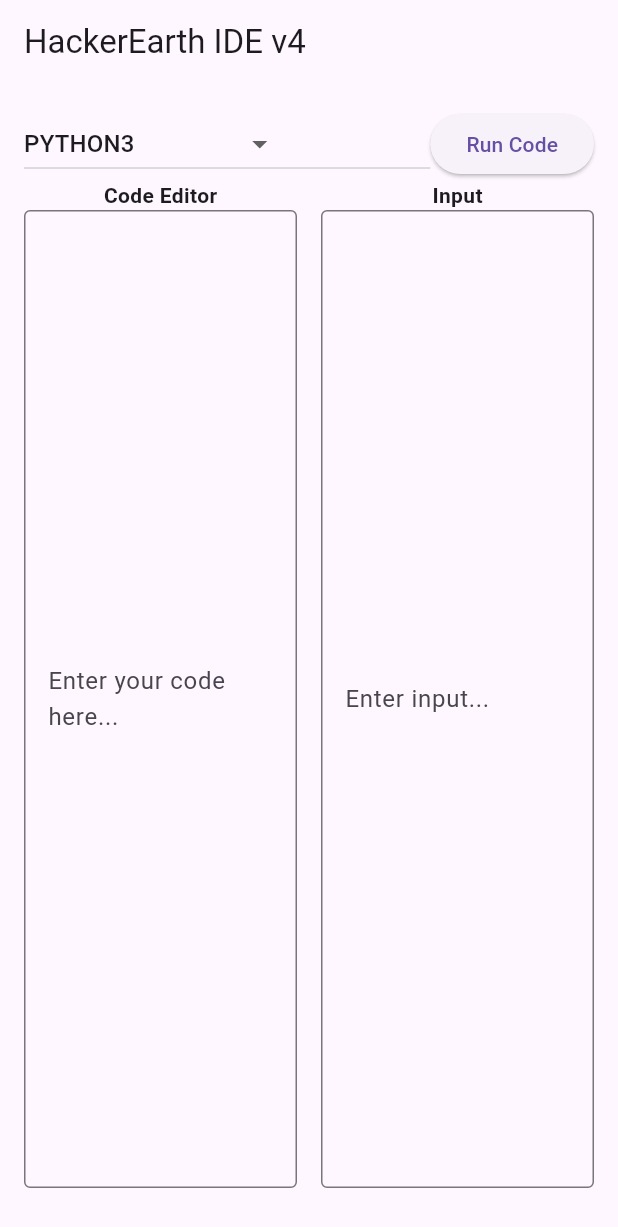
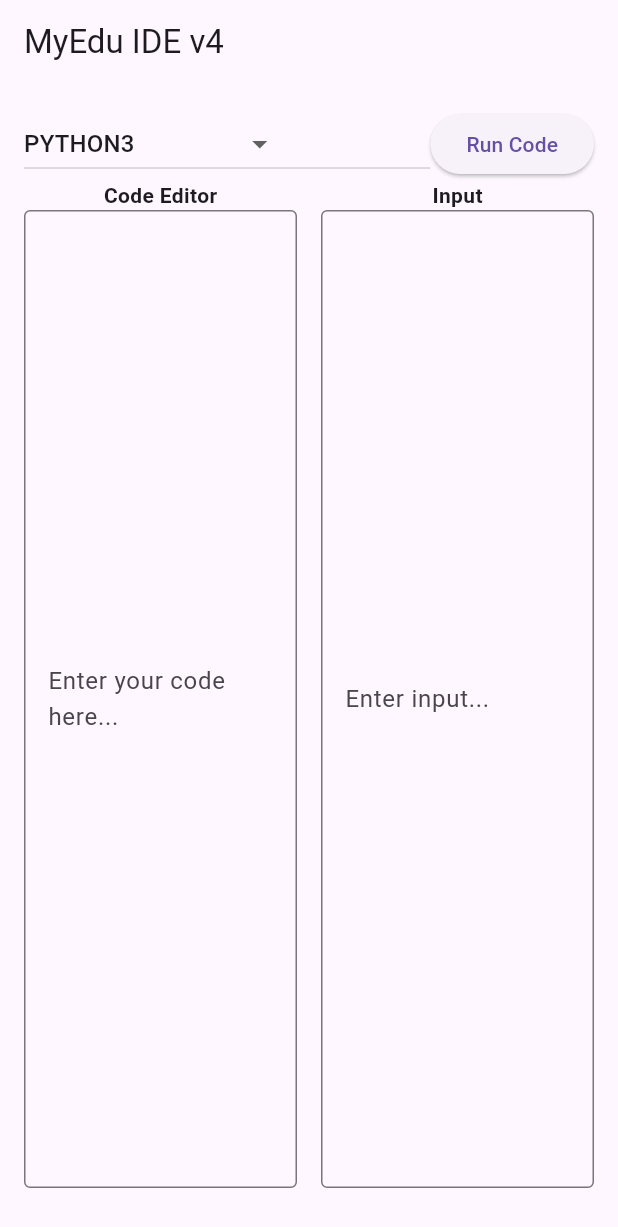
Before and after one commit to shamim36/myEdu_IDE, a Flutter app: the screen it shows after launch, on a phone screen of 412 x 824 dp. Shown: the top 1227 px of the screen. Run offline on Flutter 3.47's test engine with Material 3 defaults, Android fonts, the phone set to English and light mode, and no system bars; our stand-ins replace dio.

Commit message:
changed title

```diff
--- a/lib/main.dart
+++ b/lib/main.dart
@@ -11,7 +11,7 @@
   @override
   Widget build(BuildContext context) {
     return MaterialApp(
-      title: 'HackerEarth IDE v4',
+      title: 'MyEdu IDE v4',
       theme: ThemeData(primarySwatch: Colors.blue),
       home: const CodeEditorScreen(),
     );
@@ -190,7 +190,7 @@
   @override
   Widget build(BuildContext context) {
     return Scaffold(
-      appBar: AppBar(title: const Text('HackerEarth IDE v4')),
+      appBar: AppBar(title: const Text('MyEdu IDE v4')),
       body: Padding(
         padding: const EdgeInsets.all(16.0),
         child: Column(
@@ -278,3 +278,5 @@
         ),
       ),
     );
+  }
+}
```
Also changed, not shown: 15 other files.
